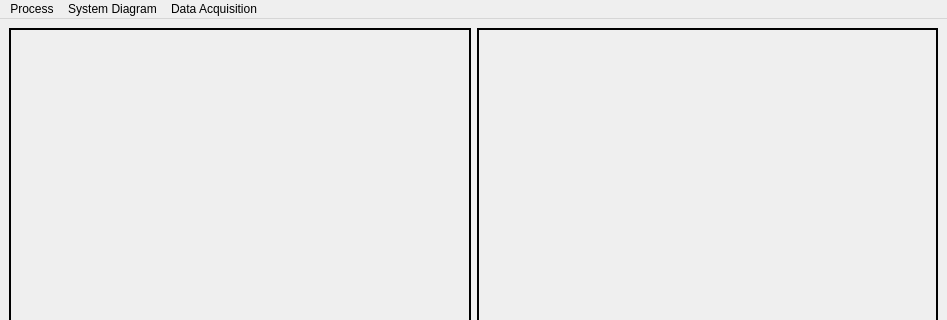
Before: the Qt Designer form src/L4/ui/GSMainWindow.ui in vedangnaik/Carina-mirror, drawn with Qt 5; both pictures show x 0 to 947 and y 0 to 320 of the 947 by 652 pixel window.
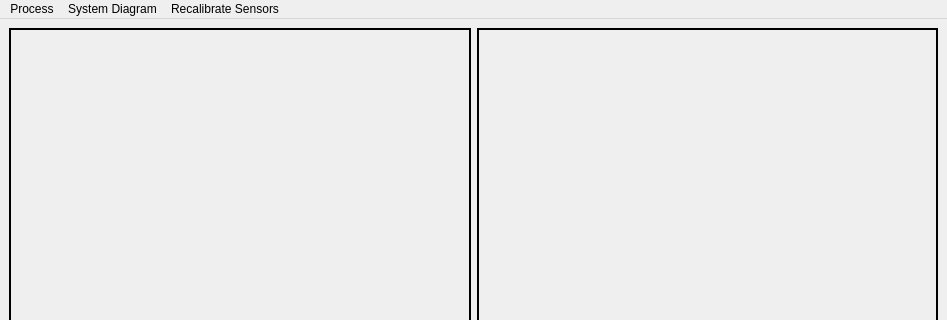
After: the same form once the commit is applied.

```diff
--- a/src/L4/ui/GSMainWindow.ui
+++ b/src/L4/ui/GSMainWindow.ui
@@ -97,9 +97,9 @@
     <addaction name="openSystemDiagramAction"/>
     <addaction name="clearSystemDiagramAction"/>
    </widget>
-   <widget class="QMenu" name="menuData_Acquisition">
+   <widget class="QMenu" name="menuRecalibrate_Sensors">
     <property name="title">
-     <string>Data Acquisition</string>
+     <string>Recalibrate Sensors</string>
     </property>
     <addaction name="manufactureDAQManagerAction"/>
     <addaction name="separator"/>
@@ -108,7 +108,7 @@
    </widget>
    <addaction name="menuProcess"/>
    <addaction name="menuSystem_Diagram"/>
-   <addaction name="menuData_Acquisition"/>
+   <addaction name="menuRecalibrate_Sensors"/>
   </widget>
   <widget class="QStatusBar" name="statusbar"/>
   <action name="openProcessFromFileAction">
```
Left out of the diff: 6 changed lines with no effect on the pictures.
